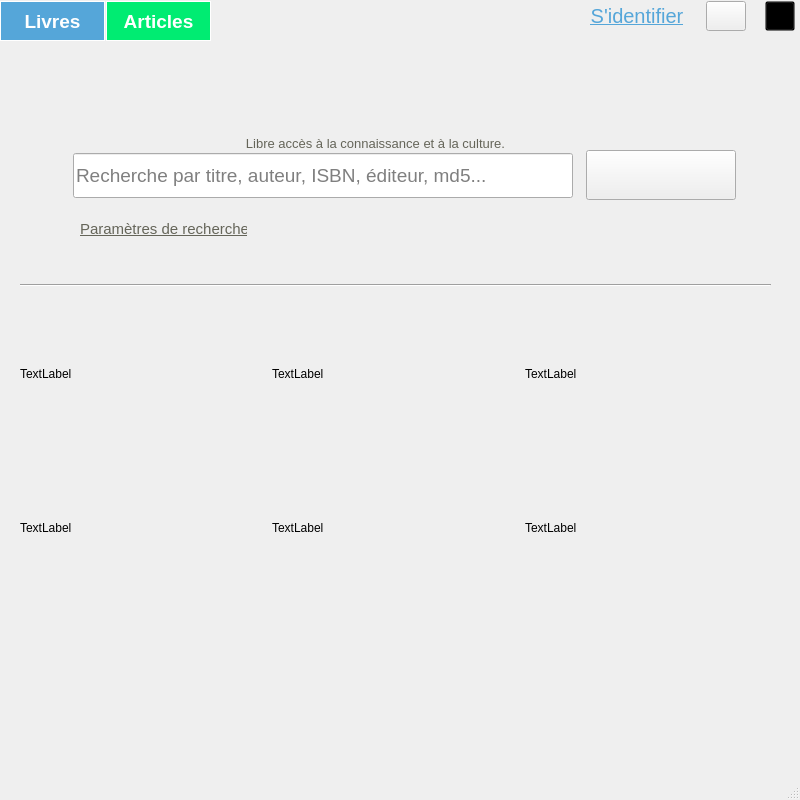
Above: accueilwindow.ui from Aymane-Elb/Trying_qt before the change. Below: the same form after it.
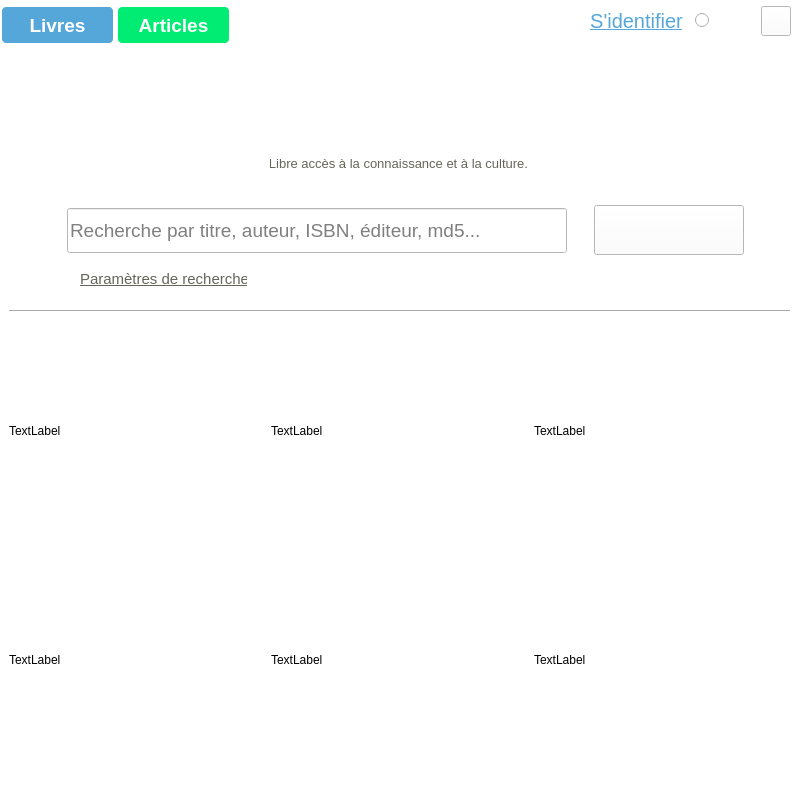
That is the form after the change. Icons and pictures are not drawn.

```diff
--- a/accueilwindow.ui
+++ b/accueilwindow.ui
@@ -28,103 +28,56 @@
   <property name="windowTitle">
    <string>MainWindow</string>
   </property>
+  <property name="styleSheet">
+   <string notr="true">background-color: white;</string>
+  </property>
   <widget class="QWidget" name="centralwidget">
-   <widget class="QWidget" name="layoutWidget">
+   <widget class="QLabel" name="label_2">
     <property name="geometry">
      <rect>
-      <x>0</x>
-      <y>0</y>
-      <width>211</width>
-      <height>51</height>
+      <x>80</x>
+      <y>270</y>
+      <width>167</width>
+      <height>17</height>
      </rect>
     </property>
-    <layout class="QHBoxLayout" name="horizontalLayout_3">
-     <property name="spacing">
-      <number>1</number>
-     </property>
-     <property name="bottomMargin">
-      <number>9</number>
-     </property>
-     <item>
-      <widget class="QPushButton" name="pushButton_5">
-       <property name="maximumSize">
-        <size>
-         <width>150</width>
-         <height>40</height>
-        </size>
-       </property>
-       <property name="font">
-        <font>
-         <family>Arial</family>
-         <pointsize>14</pointsize>
-         <italic>false</italic>
-         <bold>true</bold>
-        </font>
-       </property>
-       <property name="cursor">
-        <cursorShape>PointingHandCursor</cursorShape>
-       </property>
-       <property name="styleSheet">
-        <string notr="true">QPushButton{color: white;
-	font: 14pt &quot;Arial&quot;;
-font-weight: bold;
-background-color: rgb(85, 166, 217);
-border-radius: 0px;
-border: 1px solid white;}
-QPushButton:hover{
-background-color: rgb(85, 158, 217);
-border: 1px solid #337ab7;
-}</string>
-       </property>
-       <property name="text">
-        <string>Livres</string>
-       </property>
-      </widget>
-     </item>
-     <item>
-      <widget class="QPushButton" name="pushButton_4">
-       <property name="maximumSize">
-        <size>
-         <width>150</width>
-         <height>40</height>
-        </size>
-       </property>
-       <property name="font">
-        <font>
-         <family>Arial</family>
-         <pointsize>14</pointsize>
-         <italic>false</italic>
-         <bold>true</bold>
-        </font>
-       </property>
-       <property name="cursor">
-        <cursorShape>PointingHandCursor</cursorShape>
-       </property>
-       <property name="styleSheet">
-        <string notr="true">QPushButton{color: white;
-	font: 14pt &quot;Arial&quot;;
-font-weight: bold;
-background-color: rgb(0, 236, 114);
-border: 1px solid white;}
-QPushButton:hover{
-background-color: rgb(0, 220, 114);
-border: 1px solid #337ab7;
-}</string>
-       </property>
-       <property name="text">
-        <string>Articles</string>
-       </property>
-      </widget>
-     </item>
-    </layout>
+    <property name="maximumSize">
+     <size>
+      <width>200</width>
+      <height>30</height>
+     </size>
+    </property>
+    <property name="font">
+     <font>
+      <family>Arial</family>
+      <pointsize>11</pointsize>
+      <underline>true</underline>
+     </font>
+    </property>
+    <property name="cursor">
+     <cursorShape>PointingHandCursor</cursorShape>
+    </property>
+    <property name="styleSheet">
+     <string notr="true">QLabel{color:#656559;
+text-decoration :  underline dotted #656559;}
+QLabel:hover{color:black;
+text-decoration :  underline dotted black;}
+</string>
+    </property>
+    <property name="text">
+     <string>Paramètres de recherche</string>
+    </property>
+    <property name="alignment">
+     <set>Qt::AlignmentFlag::AlignLeading|Qt::AlignmentFlag::AlignLeft|Qt::AlignmentFlag::AlignTop</set>
+    </property>
    </widget>
    <widget class="QWidget" name="layoutWidget">
     <property name="geometry">
      <rect>
-      <x>580</x>
+      <x>590</x>
       <y>0</y>
-      <width>225</width>
-      <height>41</height>
+      <width>201</width>
+      <height>51</height>
      </rect>
     </property>
     <layout class="QHBoxLayout" name="horizontalLayout_4">
@@ -156,7 +109,15 @@
         <cursorShape>PointingHandCursor</cursorShape>
        </property>
        <property name="styleSheet">
-        <string notr="true">color: rgb(85, 166, 217);</string>
+        <string notr="true">QLabel{color: rgb(85, 166, 217);}
+QLabel:hover	{	
+	color: black;
+	text-decoration : none;
+}
+QLabel:visited{
+
+	color: rgb(130, 130, 130);
+	text-decoration: underline;}</string>
        </property>
        <property name="text">
         <string>S'identifier</string>
@@ -170,25 +131,10 @@
       </widget>
      </item>
      <item>
-      <widget class="QPushButton" name="pushButton_6">
-       <property name="maximumSize">
-        <size>
-         <width>40</width>
-         <height>30</height>
-        </size>
-       </property>
-       <property name="font">
-        <font>
-         <family>Arial</family>
-         <pointsize>14</pointsize>
-        </font>
-       </property>
+      <widget class="QRadioButton" name="radioButton">
        <property name="cursor">
         <cursorShape>PointingHandCursor</cursorShape>
        </property>
-       <property name="styleSheet">
-        <string notr="true">pushButton_6:hover {background-color: #656559;}</string>
-       </property>
        <property name="text">
         <string/>
        </property>
@@ -213,8 +159,8 @@
        <property name="cursor">
         <cursorShape>PointingHandCursor</cursorShape>
        </property>
-       <property name="styleSheet">
-        <string notr="true">background-color: transparent;</string>
+       <property name="contextMenuPolicy">
+        <enum>Qt::ContextMenuPolicy::PreventContextMenu</enum>
        </property>
        <property name="text">
         <string/>
@@ -226,13 +172,181 @@
      </item>
     </layout>
    </widget>
+   <widget class="QWidget" name="layoutWidget">
+    <property name="geometry">
+     <rect>
+      <x>9</x>
+      <y>310</y>
+      <width>781</width>
+      <height>461</height>
+     </rect>
+    </property>
+    <layout class="QVBoxLayout" name="verticalLayout_4">
+     <item>
+      <widget class="Line" name="line">
+       <property name="orientation">
+        <enum>Qt::Orientation::Horizontal</enum>
+       </property>
+      </widget>
+     </item>
+     <item>
+      <layout class="QHBoxLayout" name="horizontalLayout">
+       <item>
+        <layout class="QVBoxLayout" name="verticalLayout">
+         <item>
+          <widget class="QLabel" name="label_10">
+           <property name="text">
+            <string>TextLabel</string>
+           </property>
+          </widget>
+         </item>
+         <item>
+          <widget class="QLabel" name="label_9">
+           <property name="text">
+            <string>TextLabel</string>
+           </property>
+          </widget>
+         </item>
+        </layout>
+       </item>
+       <item>
+        <layout class="QVBoxLayout" name="verticalLayout_2">
+         <item>
+          <widget class="QLabel" name="label_8">
+           <property name="text">
+            <string>TextLabel</string>
+           </property>
+          </widget>
+         </item>
+         <item>
+          <widget class="QLabel" name="label_6">
+           <property name="text">
+            <string>TextLabel</string>
+           </property>
+          </widget>
+         </item>
+        </layout>
+       </item>
+       <item>
+        <layout class="QVBoxLayout" name="verticalLayout_3">
+         <item>
+          <widget class="QLabel" name="label_7">
+           <property name="text">
+            <string>TextLabel</string>
+           </property>
+          </widget>
+         </item>
+         <item>
+          <widget class="QLabel" name="label_5">
+           <property name="text">
+            <string>TextLabel</string>
+           </property>
+          </widget>
+         </item>
+        </layout>
+       </item>
+      </layout>
+     </item>
+    </layout>
+   </widget>
+   <widget class="QWidget" name="layoutWidget">
+    <property name="geometry">
+     <rect>
+      <x>0</x>
+      <y>0</y>
+      <width>231</width>
+      <height>51</height>
+     </rect>
+    </property>
+    <layout class="QHBoxLayout" name="horizontalLayout_3">
+     <property name="spacing">
+      <number>1</number>
+     </property>
+     <property name="bottomMargin">
+      <number>0</number>
+     </property>
+     <item>
+      <widget class="QPushButton" name="pushButton_5">
+       <property name="maximumSize">
+        <size>
+         <width>150</width>
+         <height>40</height>
+        </size>
+       </property>
+       <property name="font">
+        <font>
+         <family>Arial</family>
+         <pointsize>14</pointsize>
+         <italic>false</italic>
+         <bold>true</bold>
+        </font>
+       </property>
+       <property name="cursor">
+        <cursorShape>PointingHandCursor</cursorShape>
+       </property>
+       <property name="styleSheet">
+        <string notr="true">QPushButton{color: white;
+	font: 14pt &quot;Arial&quot;;
+font-weight: bold;
+background-color: rgb(85, 166, 217);
+border-radius: 0px;
+border: 2px solid white;
+border-radius: 6px;}
+QPushButton:hover{
+background-color: rgb(85, 158, 217);
+border: 1px solid #337ab7;
+}</string>
+       </property>
+       <property name="text">
+        <string>Livres</string>
+       </property>
+      </widget>
+     </item>
+     <item>
+      <widget class="QPushButton" name="pushButton_4">
+       <property name="maximumSize">
+        <size>
+         <width>150</width>
+         <height>40</height>
+        </size>
+       </property>
+       <property name="font">
+        <font>
+         <family>Arial</family>
+         <pointsize>14</pointsize>
+         <italic>false</italic>
+         <bold>true</bold>
+        </font>
+       </property>
+       <property name="cursor">
+        <cursorShape>PointingHandCursor</cursorShape>
+       </property>
+       <property name="styleSheet">
+        <string notr="true">QPushButton{color: white;
+	font: 14pt &quot;Arial&quot;;
+font-weight: bold;
+background-color: rgb(0, 236, 114);
+border: 2px solid white;
+border-radius: 6px;}
+QPushButton:hover{
+background-color: rgb(0, 220, 114);
+border: 1px solid #337ab7;
+}</string>
+       </property>
+       <property name="text">
+        <string>Articles</string>
+       </property>
+      </widget>
+     </item>
+    </layout>
+   </widget>
    <widget class="QLabel" name="label">
     <property name="geometry">
      <rect>
-      <x>240</x>
-      <y>120</y>
-      <width>271</width>
-      <height>31</height>
+      <x>270</x>
+      <y>150</y>
+      <width>257</width>
+      <height>21</height>
      </rect>
     </property>
     <property name="font">
@@ -251,50 +365,13 @@
      <set>Qt::AlignmentFlag::AlignBottom|Qt::AlignmentFlag::AlignHCenter</set>
     </property>
    </widget>
-   <widget class="QLabel" name="label_2">
+   <widget class="QWidget" name="layoutWidget">
     <property name="geometry">
      <rect>
-      <x>80</x>
-      <y>220</y>
-      <width>167</width>
-      <height>30</height>
-     </rect>
-    </property>
-    <property name="maximumSize">
-     <size>
-      <width>200</width>
-      <height>30</height>
-     </size>
-    </property>
-    <property name="font">
-     <font>
-      <family>Arial</family>
-      <pointsize>11</pointsize>
-      <underline>true</underline>
-     </font>
-    </property>
-    <property name="cursor">
-     <cursorShape>PointingHandCursor</cursorShape>
-    </property>
-    <property name="styleSheet">
-     <string notr="true">color:#656559;
-text-decoration :  underline dotted #656559;
-</string>
-    </property>
-    <property name="text">
-     <string>Paramètres de recherche</string>
-    </property>
-    <property name="alignment">
-     <set>Qt::AlignmentFlag::AlignLeading|Qt::AlignmentFlag::AlignLeft|Qt::AlignmentFlag::AlignTop</set>
-    </property>
-   </widget>
-   <widget class="QWidget" name="">
-    <property name="geometry">
-     <rect>
-      <x>60</x>
-      <y>130</y>
-      <width>689</width>
-      <height>91</height>
+      <x>40</x>
+      <y>200</y>
+      <width>731</width>
+      <height>61</height>
      </rect>
     </property>
     <layout class="QHBoxLayout" name="horizontalLayout_2" stretch="0,0">
@@ -327,6 +404,13 @@
          <pointsize>14</pointsize>
         </font>
        </property>
+       <property name="styleSheet">
+        <string notr="true">QLineEdit:hover{
+ border: 1px solid rgb(4, 170, 220);
+border-bottom: 2px  solid black;
+border-radius: 6px;
+}</string>
+       </property>
        <property name="placeholderText">
         <string>Recherche par titre, auteur, ISBN, éditeur, md5...</string>
        </property>
@@ -343,6 +427,13 @@
        <property name="cursor">
         <cursorShape>PointingHandCursor</cursorShape>
        </property>
+       <property name="contextMenuPolicy">
+        <enum>Qt::ContextMenuPolicy::DefaultContextMenu</enum>
+       </property>
+       <property name="styleSheet">
+        <string notr="true">QPushButton:hover{color:rgb(0, 255, 127) ;
+	border: 1px solid rgb(3, 185, 221);}</string>
+       </property>
        <property name="text">
         <string/>
        </property>
@@ -353,85 +444,44 @@
      </item>
     </layout>
    </widget>
-   <widget class="QWidget" name="horizontalLayoutWidget">
+   <widget class="QLabel" name="label_4">
     <property name="geometry">
      <rect>
-      <x>20</x>
-      <y>300</y>
-      <width>751</width>
-      <height>301</height>
+      <x>250</x>
+      <y>20</y>
+      <width>261</width>
+      <height>171</height>
      </rect>
     </property>
-    <layout class="QHBoxLayout" name="horizontalLayout">
-     <item>
-      <layout class="QVBoxLayout" name="verticalLayout">
-       <item>
-        <widget class="QLabel" name="label_10">
-         <property name="text">
-          <string>TextLabel</string>
-         </property>
-        </widget>
-       </item>
-       <item>
-        <widget class="QLabel" name="label_9">
-         <property name="text">
-          <string>TextLabel</string>
-         </property>
-        </widget>
-       </item>
-      </layout>
-     </item>
-     <item>
-      <layout class="QVBoxLayout" name="verticalLayout_2">
-       <item>
-        <widget class="QLabel" name="label_8">
-         <property name="text">
-          <string>TextLabel</string>
-         </property>
-        </widget>
-       </item>
-       <item>
-        <widget class="QLabel" name="label_6">
-         <property name="text">
-          <string>TextLabel</string>
-         </property>
-        </widget>
-       </item>
-      </layout>
-     </item>
-     <item>
-      <layout class="QVBoxLayout" name="verticalLayout_3">
-       <item>
-        <widget class="QLabel" name="label_7">
-         <property name="text">
-          <string>TextLabel</string>
-         </property>
-        </widget>
-       </item>
-       <item>
-        <widget class="QLabel" name="label_5">
-         <property name="text">
-          <string>TextLabel</string>
-         </property>
-        </widget>
-       </item>
-      </layout>
-     </item>
-    </layout>
-   </widget>
-   <widget class="Line" name="line">
-    <property name="geometry">
-     <rect>
-      <x>20</x>
-      <y>280</y>
-      <width>751</width>
-      <height>10</height>
-     </rect>
+    <property name="font">
+     <font>
+      <pointsize>10</pointsize>
+      <bold>false</bold>
+     </font>
     </property>
-    <property name="orientation">
-     <enum>Qt::Orientation::Horizontal</enum>
+    <property name="styleSheet">
+     <string notr="true"/>
     </property>
+    <property name="text">
+     <string/>
+    </property>
+    <property name="pixmap">
+     <pixmap resource="images.qrc">:/Downloads/Design sans titre.png</pixmap>
+    </property>
+    <property name="scaledContents">
+     <bool>true</bool>
+    </property>
+    <property name="alignment">
+     <set>Qt::AlignmentFlag::AlignBottom|Qt::AlignmentFlag::AlignHCenter</set>
+    </property>
    </widget>
+   <zorder>label_4</zorder>
+   <zorder>label_2</zorder>
+   <zorder>layoutWidget</zorder>
+   <zorder>layoutWidget</zorder>
+   <zorder>layoutWidget</zorder>
+   <zorder>label</zorder>
+   <zorder>layoutWidget</zorder>
   </widget>
   <widget class="QStatusBar" name="statusbar"/>
   <action name="actionRecherche_De_Livres">
```
Left out of the diff: 4 changed lines with no effect on the pictures.
